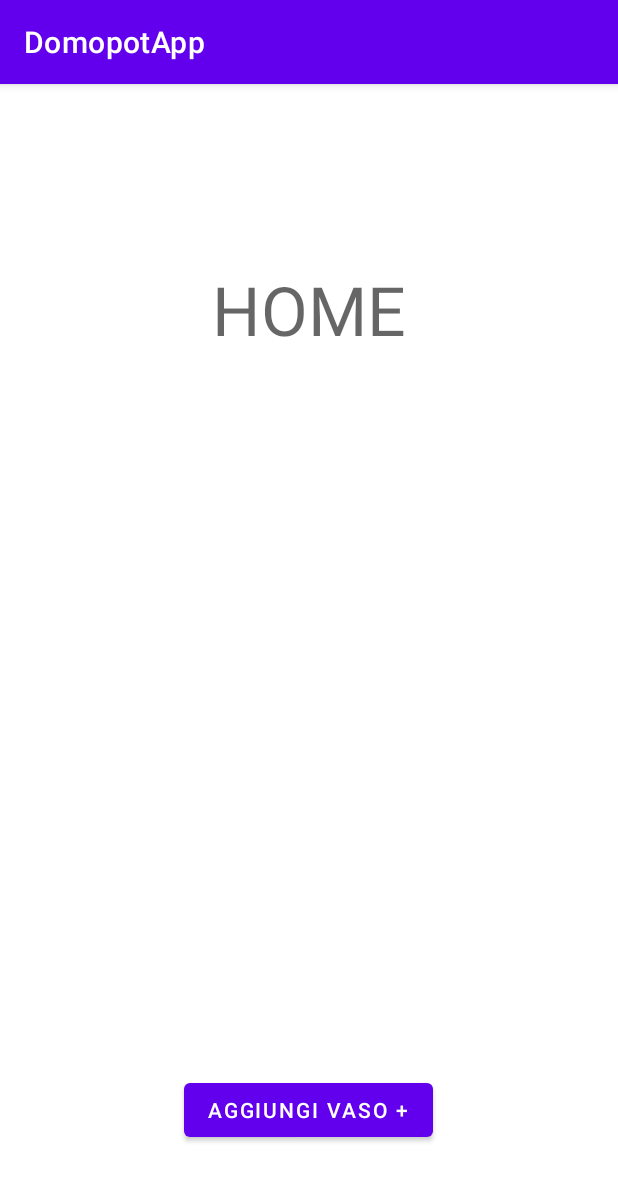
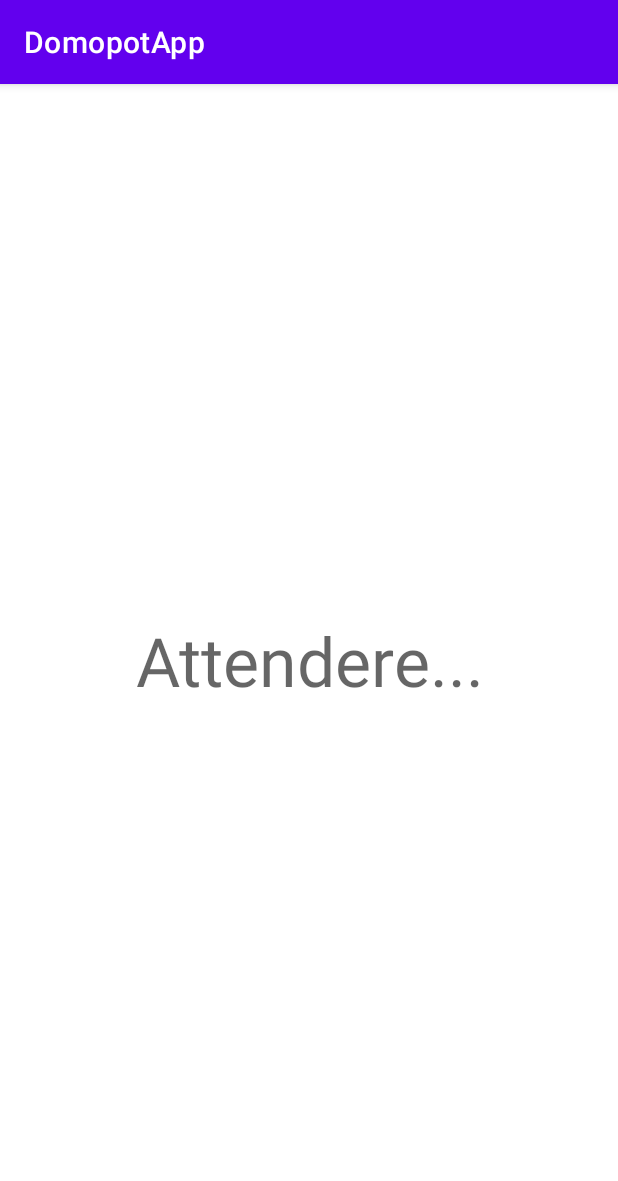
Before and after one commit to ismaelePiparo/Domopot, an Android app: the screen it shows after launch (MainActivity), on a phone screen of 412 x 824 dp. Shown: the top 1181 px of the screen. Run offline under Robolectric (Android 15) with nearby library versions, the phone set to English and light mode, and no system bars; our stand-ins replace Firebase (no records; nobody signed in at launch, a user with empty details on screens opened directly).

Commit message:
Aggiunto collegamento a DB
Aggiunto collegamento a db e terminata procedura di associazione vaso. Manca parte qr code

```diff
--- a/Android/app/build.gradle
+++ b/Android/app/build.gradle
@@ -1,6 +1,7 @@
 plugins {
     id 'com.android.application'
     id 'kotlin-android'
+    id 'com.google.gms.google-services'
 }
 
 android {
@@ -46,5 +47,7 @@ dependencies {
     implementation 'androidx.navigation:navigation-fragment-ktx:2.3.5'
     implementation 'androidx.navigation:navigation-ui-ktx:2.3.5'
     implementation 'androidx.fragment:fragment-ktx:1.4.0'
+    implementation platform('com.google.firebase:firebase-bom:29.0.1')
+    implementation 'com.google.firebase:firebase-database-ktx'
 
 }
--- a/Android/app/src/main/java/com/example/domopotapp/ui/main/ConfigStep1.kt
+++ b/Android/app/src/main/java/com/example/domopotapp/ui/main/ConfigStep1.kt
@@ -16,7 +16,7 @@ import androidx.navigation.fragment.findNavController
 
 import com.example.domopotapp.R
 
-class ConfigStep1 : Fragment(R.layout.fragment_config_setp_1) {
+class ConfigStep1 : Fragment(R.layout.config_setp_1_fragment) {
 
     companion object {
         fun newInstance() = ConfigStep1()
--- a/Android/app/src/main/java/com/example/domopotapp/ui/main/ConfigStep2.kt
+++ b/Android/app/src/main/java/com/example/domopotapp/ui/main/ConfigStep2.kt
@@ -23,7 +23,7 @@ import com.android.volley.toolbox.Volley
 import com.example.domopotapp.R
 
 
-class ConfigStep2 : Fragment(R.layout.fragment_config_step_2) {
+class ConfigStep2 : Fragment(R.layout.config_step_2_fragment) {
 
     //TAG è usato per identificare i debug nel menù Logcat
     private val TAG = ConfigStep2::class.java.name
--- a/Android/app/src/main/java/com/example/domopotapp/ui/main/ConfigStep3.kt
+++ b/Android/app/src/main/java/com/example/domopotapp/ui/main/ConfigStep3.kt
@@ -5,7 +5,13 @@ import androidx.fragment.app.Fragment
 import android.view.View
 import android.widget.TextView
 import androidx.fragment.app.activityViewModels
+import androidx.navigation.fragment.findNavController
 import com.example.domopotapp.R
+import com.google.firebase.database.DataSnapshot
+import com.google.firebase.database.DatabaseError
+import com.google.firebase.database.ValueEventListener
+import com.google.firebase.database.ktx.database
+import com.google.firebase.database.ktx.getValue
 
 class ConfigStep3 : Fragment(R.layout.config_step_3_fragment) {
 
@@ -27,5 +33,20 @@ class ConfigStep3 : Fragment(R.layout.config_step_3_fragment) {
 
         tv = view.findViewById<TextView>(R.id.potID)
         tv.text=viewModel.Pot_ID;
+
+        val ref = viewModel.db.child(viewModel.Pot_ID+"/onLine")
+        ref.addValueEventListener(object: ValueEventListener {
+            override fun onDataChange(snapshot: DataSnapshot) {
+                val v = snapshot.getValue<Long>()
+                if(v==null){
+                    tv.text = "Attendere..."
+                }else{
+                    tv.text = "Associazione riuscita"
+                    findNavController().navigate(R.id.ConfigStep3_to_Home)
+                }
+            }
+            override fun onCancelled(error: DatabaseError) {
+            }
+        })
     }
 }
--- a/Android/app/src/main/java/com/example/domopotapp/ui/main/Home.kt
+++ b/Android/app/src/main/java/com/example/domopotapp/ui/main/Home.kt
@@ -9,7 +9,7 @@ import com.example.domopotapp.R
 import androidx.navigation.fragment.findNavController
 
 
-class Home : Fragment(R.layout.fragment_home) {
+class Home : Fragment(R.layout.home_fragment) {
     companion object {
         fun newInstance() = Home()
         fun newInstanceWithBundle(b: Bundle): Home{
--- a/Android/app/src/main/java/com/example/domopotapp/ui/main/MainViewModel.kt
+++ b/Android/app/src/main/java/com/example/domopotapp/ui/main/MainViewModel.kt
@@ -2,12 +2,17 @@ package com.example.domopotapp.ui.main
 
 import android.net.wifi.WifiManager
 import androidx.lifecycle.ViewModel
+import com.google.firebase.database.ktx.database
+import com.google.firebase.ktx.Firebase
 
 class MainViewModel : ViewModel(){
 
     public var wifiManager : WifiManager? = null
     public var ssid : String = ""
     public var ipWebServer : String = "http://192.168.4.1"
-    public var Pot_ID : String? = null
+    public var Pot_ID : String? = "DomoPot_01"
+    public val db = Firebase.database.reference
+
+
 
 }
--- a/Android/app/src/main/res/layout/config_step_3_fragment.xml
+++ b/Android/app/src/main/res/layout/config_step_3_fragment.xml
@@ -11,6 +11,7 @@
         android:id="@+id/potID"
         android:layout_width="wrap_content"
         android:layout_height="wrap_content"
+        android:gravity="center"
         android:text="TextView"
         android:textAppearance="@style/TextAppearance.AppCompat.Display2"
         app:layout_constraintBottom_toBottomOf="parent"
--- a/Android/app/src/main/res/navigation/main_nav.xml
+++ b/Android/app/src/main/res/navigation/main_nav.xml
@@ -3,7 +3,7 @@
     xmlns:app="http://schemas.android.com/apk/res-auto"
     xmlns:tools="http://schemas.android.com/tools"
     android:id="@+id/main_nav"
-    app:startDestination="@id/home2">
+    app:startDestination="@id/configStep3">
 
     <fragment
         android:id="@+id/configSetp_1"
@@ -31,7 +31,7 @@
         android:id="@+id/home2"
         android:name="com.example.domopotapp.ui.main.Home"
         android:label="fragment_home"
-        tools:layout="@layout/fragment_home" >
+        tools:layout="@layout/home_fragment" >
         <action
             android:id="@+id/Home_to_ConfigStep1"
             app:destination="@id/configSetp_1" />
@@ -40,5 +40,9 @@
         android:id="@+id/configStep3"
         android:name="com.example.domopotapp.ui.main.ConfigStep3"
         android:label="fragment_config_step3"
-        tools:layout="@layout/config_step_3_fragment" />
+        tools:layout="@layout/config_step_3_fragment" >
+        <action
+            android:id="@+id/ConfigStep3_to_Home"
+            app:destination="@id/home2" />
+    </fragment>
 </navigation>
--- a/Android/build.gradle
+++ b/Android/build.gradle
@@ -7,6 +7,7 @@ buildscript {
     dependencies {
         classpath 'com.android.tools.build:gradle:7.1.2'
         classpath 'org.jetbrains.kotlin:kotlin-gradle-plugin:1.6.10'
+        classpath 'com.google.gms:google-services:4.3.10'
 
         // NOTE: Do not place your application dependencies here; they belong
         // in the individual module build.gradle files
```
Also changed, not shown: Android/app/src/main/res/layout/config_step_2_fragment.xml (renamed from Android/app/src/main/res/layout/fragment_config_step_2.xml, +0 -11 lines), Android/app/src/main/res/layout/config_setp_1_fragment.xml (renamed from Android/app/src/main/res/layout/fragment_config_setp_1.xml), Android/app/src/main/res/layout/home_fragment.xml (renamed from Android/app/src/main/res/layout/fragment_home.xml).
